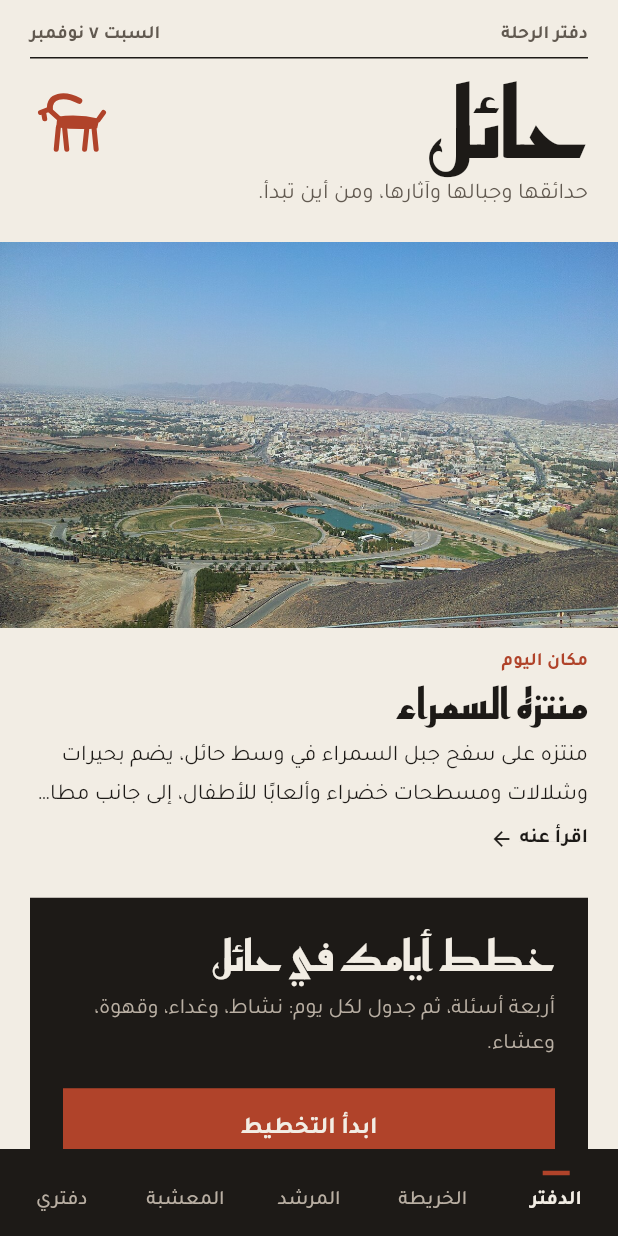
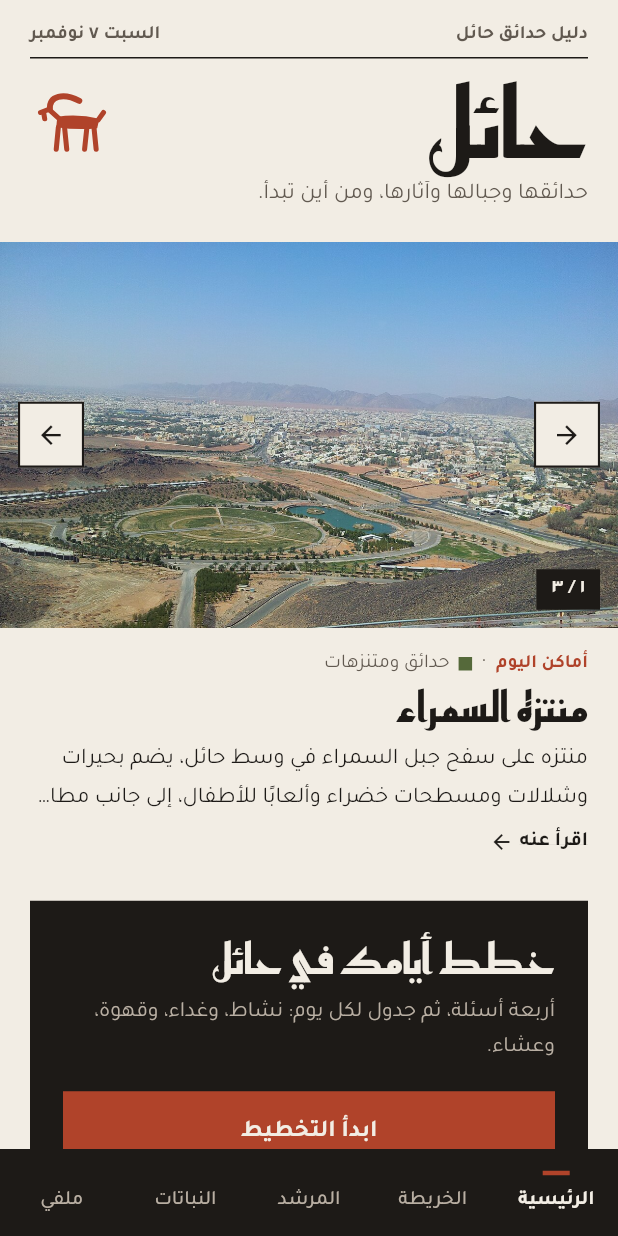
Before and after one commit to areen119-droid/hail-parks-guide, a Flutter app: the JournalShell screen opened directly, on a phone screen of 412 x 824 dp. Run offline on Flutter 3.47's test engine with Material 3 defaults, Android fonts, the phone set to English and light mode, and no system bars; our stand-ins replace flutter_map, latlong2, location, shared_preferences; missing offline and left inert: tflite_flutter; accounts and stored records are empty.

Commit message:
Show three places of the day, and drop the "notebook" wording
The home slideshow shows a park, a nature spot and a heritage site each
day, with arrows on both sides of the photo. Labels that called the app a
notebook (دفتر) or herbarium now use plain names: الرئيسية, ملفي, النباتات.

Co-Authored-By: Claude Opus 5.5 <noreply@anthropic.com>

```diff
--- a/lib/features/settings/screens/settings_screen.dart
+++ b/lib/features/settings/screens/settings_screen.dart
@@ -55,7 +55,7 @@ class SettingsScreen extends StatelessWidget {
               const SizedBox(height: 24),
               _SettingsTile(
                 icon: Icons.auto_stories_outlined,
-                title: 'جرّب التصميم الجديد: دفتر الرحلة',
+                title: 'جرّب التصميم الجديد',
                 onTap: () =>
                     context.read<DesignProvider>().setDesign(AppDesign.journal),
               ),
--- a/lib/journal/journal_guide.dart
+++ b/lib/journal/journal_guide.dart
@@ -338,10 +338,10 @@ class _Timetable extends StatelessWidget {
       ..hideCurrentSnackBar()
       ..showSnackBar(SnackBar(
         content: Text(fresh.isEmpty
-            ? 'كل أماكن الخطة في دفترك'
-            : 'حُفظت ${J.digits('${fresh.length}')} أماكن في دفترك'),
+            ? 'كل أماكن الخطة محفوظة'
+            : 'حُفظت ${J.digits('${fresh.length}')} أماكن في محفوظاتك'),
         action: SnackBarAction(
-          label: 'افتح دفتري',
+          label: 'افتح ملفي',
           onPressed: () => nav.selectTab(NavigationProvider.profileTab),
         ),
       ));
--- a/lib/journal/journal_home.dart
+++ b/lib/journal/journal_home.dart
@@ -25,21 +25,42 @@ class _JournalHomeState extends State<JournalHome> {
   PlaceCategory? _category = PlaceCategory.park;
   String _query = '';
 
-  static final _withPhotos = HailData.places
-      .where((p) => !p.category.isFood && p.image.isNotEmpty)
-      .toList();
+  final _featured = PageController();
+  int _featuredPage = 0;
+
+  @override
+  void dispose() {
+    _featured.dispose();
+    super.dispose();
+  }
 
   int get _dayOfYear {
     final now = DateTime.now();
     return now.difference(DateTime(now.year)).inDays;
   }
 
+  /// Today's three places: one with a photo from each main category (a park,
+  /// a nature spot, a heritage site), changing every day.
+  List<PlaceModel> get _placesOfTheDay => [
+        for (final category in PlaceCategory.main)
+          if (HailData.places
+              .where((p) => p.category == category && p.image.isNotEmpty)
+              .toList()
+              case final options when options.isNotEmpty)
+            options[_dayOfYear % options.length],
+      ];
+
+  void _showFeatured(int page, int count) => _featured.animateToPage(
+        page % count,
+        duration: const Duration(milliseconds: 300),
+        curve: Curves.easeOut,
+      );
+
   void _open(PlaceModel place) => Navigator.push(
       context, MaterialPageRoute(builder: (_) => JournalPlace(place: place)));
 
   @override
   Widget build(BuildContext context) {
-    final today = _withPhotos[_dayOfYear % _withPhotos.length];
     final query = _query.trim();
     final places = HailData.places.where((p) =>
         !p.category.isFood &&
@@ -52,7 +73,7 @@ class _JournalHomeState extends State<JournalHome> {
         padding: const EdgeInsets.only(bottom: 40),
         children: [
           _masthead(),
-          _placeOfTheDay(today),
+          _featuredPlaces(_placesOfTheDay),
           _plannerBlock(),
           const JSection(number: 1, title: 'أخبار'),
           _newsTeaser(),
@@ -100,7 +121,7 @@ class _JournalHomeState extends State<JournalHome> {
         children: [
           Row(
             children: [
-              Text('دفتر الرحلة', style: J.label.copyWith(color: J.inkSoft)),
+              Text('دليل حدائق حائل', style: J.label.copyWith(color: J.inkSoft)),
               const Spacer(),
               Text(journalDate(DateTime.now()), style: J.label.copyWith(color: J.inkSoft)),
             ],
@@ -124,19 +145,93 @@ class _JournalHomeState extends State<JournalHome> {
     );
   }
 
-  Widget _placeOfTheDay(PlaceModel place) {
+  /// Today's places as a slideshow: swipe, or use the arrows on either side.
+  Widget _featuredPlaces(List<PlaceModel> places) {
+    if (places.isEmpty) return const SizedBox.shrink();
+    final page = _featuredPage.clamp(0, places.length - 1);
+    final place = places[page];
+    return Column(
+      crossAxisAlignment: CrossAxisAlignment.start,
+      children: [
+        AspectRatio(
+          aspectRatio: 16 / 10,
+          child: Stack(
+            fit: StackFit.expand,
+            children: [
+              PageView.builder(
+                controller: _featured,
+                itemCount: places.length,
+                onPageChanged: (i) => setState(() => _featuredPage = i),
+                itemBuilder: (_, i) => GestureDetector(
+                  onTap: () => _open(places[i]),
+                  child: JPhoto(place: places[i]),
+                ),
+              ),
+              if (places.length > 1) ...[
+                // Pages run right to left, so the next place is on the left.
+                PositionedDirectional(
+                  start: 12,
+                  top: 0,
+                  bottom: 0,
+                  child: Center(
+                    child: JSquareButton(
+                      icon: Icons.arrow_back,
+                      tooltip: 'السابق',
+                      onPressed: () => _showFeatured(page - 1 + places.length, places.length),
+                    ),
+                  ),
+                ),
+                PositionedDirectional(
+                  end: 12,
+                  top: 0,
+                  bottom: 0,
+                  child: Center(
+                    child: JSquareButton(
+                      icon: Icons.arrow_forward,
+                      tooltip: 'التالي',
+                      onPressed: () => _showFeatured(page + 1, places.length),
+                    ),
+                  ),
+                ),
+                PositionedDirectional(
+                  start: 12,
+                  bottom: 12,
+                  child: Container(
+                    color: J.ink,
+                    padding: const EdgeInsets.symmetric(horizontal: 10, vertical: 4),
+                    child: Text(
+                      J.digits('${page + 1} / ${places.length}'),
+                      style: const TextStyle(color: J.onInk, fontSize: 13, fontWeight: FontWeight.w700),
+                    ),
+                  ),
+                ),
+              ],
+            ],
+          ),
+        ),
+        _featuredText(place),
+      ],
+    );
+  }
+
+  Widget _featuredText(PlaceModel place) {
     return InkWell(
       onTap: () => _open(place),
       child: Column(
         crossAxisAlignment: CrossAxisAlignment.start,
         children: [
-          AspectRatio(aspectRatio: 16 / 10, child: JPhoto(place: place)),
           Padding(
             padding: const EdgeInsets.fromLTRB(J.gutter, 14, J.gutter, 0),
             child: Column(
               crossAxisAlignment: CrossAxisAlignment.start,
               children: [
-                const Text('مكان اليوم', style: J.label),
+                Row(children: [
+                  const Text('أماكن اليوم', style: J.label),
+                  const Text('  ·  ', style: J.meta),
+                  JCategoryMark(place.category),
+                  const SizedBox(width: 6),
+                  Text(place.category.label, style: J.meta),
+                ]),
                 const SizedBox(height: 2),
                 Text(place.name, style: J.title),
                 const SizedBox(height: 4),
--- a/lib/journal/journal_initiative.dart
+++ b/lib/journal/journal_initiative.dart
@@ -41,7 +41,7 @@ class JournalInitiative extends StatelessWidget {
                     onPressed: () => Navigator.pop(context),
                   ),
                   const Spacer(),
-                  Text('أخبار الدفتر', style: J.kufiStyle(18)),
+                  Text('أخبار الدليل', style: J.kufiStyle(18)),
                 ],
               ),
             ),
--- a/lib/journal/journal_place.dart
+++ b/lib/journal/journal_place.dart
@@ -92,7 +92,7 @@ class _JournalPlaceState extends State<JournalPlace> {
                         child: OutlinedButton.icon(
                           onPressed: () => toggleFavoritePlace(context, place),
                           icon: Icon(saved ? Icons.bookmark : Icons.bookmark_border, size: 20),
-                          label: Text(saved ? 'في دفتري' : 'احفظ'),
+                          label: Text(saved ? 'محفوظ' : 'احفظ'),
                         ),
                       ),
                     ],
--- a/lib/journal/journal_plants.dart
+++ b/lib/journal/journal_plants.dart
@@ -38,7 +38,7 @@ class _JournalPlantsState extends State<JournalPlants> {
             child: Column(
               crossAxisAlignment: CrossAxisAlignment.start,
               children: [
-                Text('المعشبة', style: J.display.copyWith(fontSize: 40)),
+                Text('نباتات حائل', style: J.display.copyWith(fontSize: 40)),
                 Text(J.digits('${HailData.plants.length} نباتات من حائل وحدائقها'), style: J.meta),
                 const SizedBox(height: 12),
                 const JRule(color: J.ink),
@@ -95,7 +95,7 @@ class _JournalPlantsState extends State<JournalPlants> {
               ),
             ),
             IconButton(
-              tooltip: saved ? 'أزل من دفتري' : 'احفظ في دفتري',
+              tooltip: saved ? 'أزل من المحفوظات' : 'احفظ',
               onPressed: () => toggleFavoritePlant(context, plant),
               icon: Icon(saved ? Icons.bookmark : Icons.bookmark_border,
                   color: saved ? J.ochre : J.ink),
@@ -126,7 +126,7 @@ class JournalPlantDetail extends StatelessWidget {
                 JSquareButton(
                     icon: Icons.arrow_back, tooltip: 'رجوع', onPressed: () => Navigator.pop(context)),
                 const Spacer(),
-                Text('المعشبة', style: J.label.copyWith(color: J.inkSoft)),
+                Text('نباتات حائل', style: J.label.copyWith(color: J.inkSoft)),
               ]),
             ),
             AspectRatio(aspectRatio: 1, child: SmartImage(imageData: plant.image)),
@@ -148,7 +148,7 @@ class JournalPlantDetail extends StatelessWidget {
                   OutlinedButton.icon(
                     onPressed: () => toggleFavoritePlant(context, plant),
                     icon: Icon(saved ? Icons.bookmark : Icons.bookmark_border, size: 20),
-                    label: Text(saved ? 'في دفتري' : 'احفظ في دفتري'),
+                    label: Text(saved ? 'محفوظ' : 'احفظ'),
                   ),
                 ],
               ),
--- a/lib/journal/journal_profile.dart
+++ b/lib/journal/journal_profile.dart
@@ -28,13 +28,13 @@ class _JournalProfileState extends State<JournalProfile> {
     final messenger = ScaffoldMessenger.of(context);
     final count = favorites.favoritePlaces.length + favorites.favoritePlants.length;
     if (count == 0) {
-      messenger.showSnackBar(const SnackBar(content: Text('دفترك فارغ، لا يوجد ما يُمسح')));
+      messenger.showSnackBar(const SnackBar(content: Text('لا توجد محفوظات لمسحها')));
       return;
     }
     final ok = await showConfirmationDialog(
       context,
       title: 'مسح المحفوظات',
-      message: 'ستُزال ${J.digits('$count')} عناصر من دفترك. لا يمكن التراجع عن ذلك.',
+      message: 'ستُزال ${J.digits('$count')} عناصر من محفوظاتك. لا يمكن التراجع عن ذلك.',
       confirmLabel: 'مسح الكل',
     );
     if (!ok) return;
@@ -58,7 +58,7 @@ class _JournalProfileState extends State<JournalProfile> {
             child: Column(
               crossAxisAlignment: CrossAxisAlignment.start,
               children: [
-                const Text('دفتري', style: J.label),
+                const Text('ملفي', style: J.label),
                 Text(user.name, style: J.display.copyWith(fontSize: 38)),
                 Text('@${user.username} · ${user.city}', textDirection: TextDirection.rtl, style: J.meta),
                 if (user.bio.isNotEmpty) ...[
--- a/lib/journal/journal_shell.dart
+++ b/lib/journal/journal_shell.dart
@@ -13,7 +13,7 @@ import 'package:hail_parks_guide/providers/navigation_provider.dart';
 class JournalShell extends StatelessWidget {
   const JournalShell({super.key});
 
-  static const _labels = ['الدفتر', 'الخريطة', 'المرشد', 'المعشبة', 'دفتري'];
+  static const _labels = ['الرئيسية', 'الخريطة', 'المرشد', 'النباتات', 'ملفي'];
 
   @override
   Widget build(BuildContext context) {
--- a/lib/journal/journal_welcome.dart
+++ b/lib/journal/journal_welcome.dart
@@ -30,14 +30,14 @@ class JournalWelcome extends StatelessWidget {
                       children: [
                         const Ibex(size: 44),
                         const Spacer(),
-                        Text('دفتر الرحلة', style: J.label.copyWith(fontSize: 13)),
+                        Text('حائل', style: J.label.copyWith(fontSize: 13)),
                       ],
                     ),
                     const SizedBox(height: 14),
                     Text('دليل حدائق حائل', style: J.display.copyWith(fontSize: 40)),
                     const SizedBox(height: 6),
                     const Text(
-                      'حدائق المدينة وجبالها وآثارها في دفتر واحد، ومرشد يجهّز لك أيام رحلتك.',
+                      'حدائق المدينة وجبالها وآثارها في مكان واحد، ومرشد يجهّز لك أيام رحلتك.',
                       style: J.text,
                     ),
                     const Spacer(),
@@ -46,7 +46,7 @@ class JournalWelcome extends StatelessWidget {
                         context,
                         MaterialPageRoute(builder: (_) => const JournalShell()),
                       ),
-                      child: const Text('افتح الدفتر'),
+                      child: const Text('ابدأ'),
                     ),
                   ],
                 ),
--- a/lib/providers/design_provider.dart
+++ b/lib/providers/design_provider.dart
@@ -4,10 +4,10 @@ import 'package:shared_preferences/shared_preferences.dart';
 /// The app's two looks. Both use the same data, guide and planner.
 enum AppDesign {
   /// Rock-art field journal: paper, basalt ink and red ochre.
-  journal('دفتر الرحلة'),
+  journal('التصميم الجديد'),
 
   /// The earlier green and sand design.
-  classic('الكلاسيكي');
+  classic('التصميم الكلاسيكي');
 
   final String label;
   const AppDesign(this.label);
```
